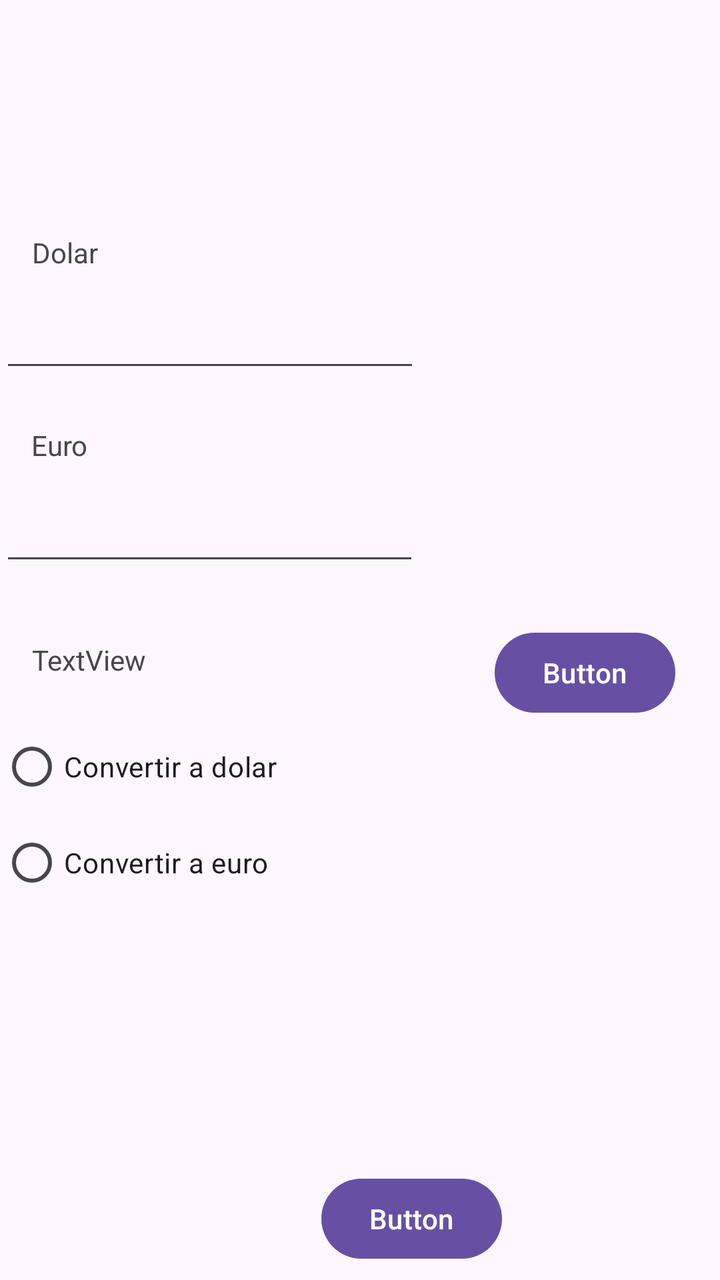
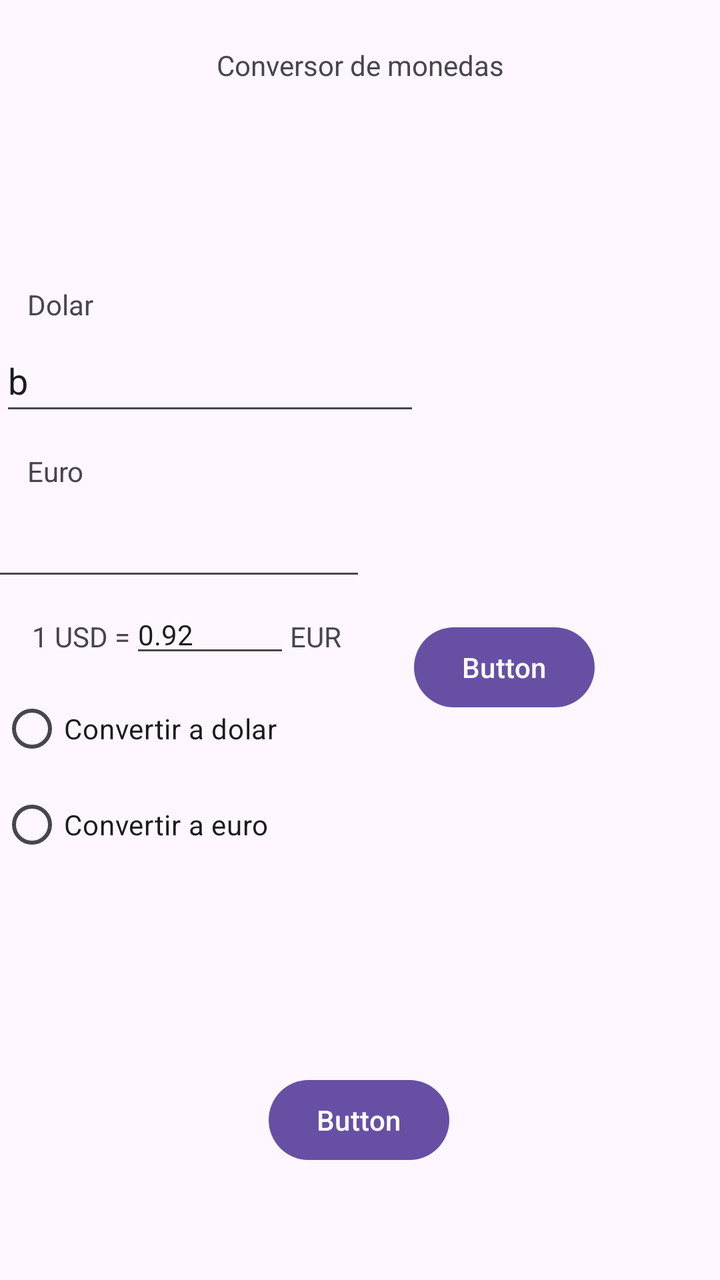

Screens rendered from an Android XML layout before and after an edit, with the pre-edit source and the edit as a unified diff.
<!-- AndroidManifest.xml: application theme Theme.TrabajoPractico1 -->
<!-- res/layout/activity_main.xml -->
<?xml version="1.0" encoding="utf-8"?>
<androidx.constraintlayout.widget.ConstraintLayout xmlns:android="http://schemas.android.com/apk/res/android"
    xmlns:app="http://schemas.android.com/apk/res-auto"
    xmlns:tools="http://schemas.android.com/tools"
    android:id="@+id/main"
    android:layout_width="match_parent"
    android:layout_height="match_parent"
    tools:context=".MainActivity">

    <androidx.constraintlayout.widget.ConstraintLayout
        android:id="@+id/Titulos"
        android:layout_width="match_parent"
        android:layout_height="match_parent">

        <androidx.constraintlayout.widget.ConstraintLayout
            android:id="@+id/conversor"
            android:layout_width="413dp"
            android:layout_height="738dp"
            app:layout_constraintBottom_toBottomOf="parent"
            app:layout_constraintEnd_toEndOf="parent"
            app:layout_constraintHorizontal_bias="0.0"
            app:layout_constraintStart_toStartOf="parent"
            app:layout_constraintTop_toTopOf="parent">

            <TextView
                android:id="@+id/tvEuro"
                android:layout_width="wrap_content"
                android:layout_height="wrap_content"
                android:text="Euro"
                app:layout_constraintBottom_toBottomOf="parent"
                app:layout_constraintEnd_toEndOf="parent"
                app:layout_constraintHorizontal_bias="0.041"
                app:layout_constraintStart_toStartOf="parent"
                app:layout_constraintTop_toTopOf="parent"
                app:layout_constraintVertical_bias="0.364" />

            <TextView
                android:id="@+id/tvTitulo"
                android:layout_width="wrap_content"
                android:layout_height="wrap_content"
                android:text="Conversor de monedas"
                app:layout_constraintBottom_toBottomOf="parent"
                app:layout_constraintEnd_toEndOf="parent"
                app:layout_constraintStart_toStartOf="parent"
                app:layout_constraintTop_toTopOf="parent"
                app:layout_constraintVertical_bias="0.037" />

            <EditText
                android:id="@+id/etCampoEuro"
                android:layout_width="wrap_content"
                android:layout_height="wrap_content"
                android:layout_marginEnd="204dp"
                android:ems="10"
                android:inputType="text"
                android:minHeight="48dp"
                android:text=""
                app:layout_constraintBottom_toBottomOf="parent"
                app:layout_constraintEnd_toEndOf="parent"
                app:layout_constraintStart_toStartOf="parent"
                app:layout_constraintTop_toTopOf="parent"
                app:layout_constraintVertical_bias="0.418" />

            <EditText
                android:id="@+id/etCampoDolar"
                android:layout_width="wrap_content"
                android:layout_height="wrap_content"
                android:ems="10"
                android:inputType="text"
                android:minHeight="48dp"
                android:text=""
                app:layout_constraintBottom_toBottomOf="parent"
                app:layout_constraintEnd_toEndOf="parent"
                app:layout_constraintHorizontal_bias="0.0"
                app:layout_constraintStart_toStartOf="parent"
                app:layout_constraintTop_toTopOf="parent"
                app:layout_constraintVertical_bias="0.278" />

            <TextView
                android:id="@+id/tvDolar"
                android:layout_width="wrap_content"
                android:layout_height="wrap_content"
                android:text="Dolar"
                app:layout_constraintBottom_toBottomOf="parent"
                app:layout_constraintEnd_toEndOf="parent"
                app:layout_constraintHorizontal_bias="0.042"
                app:layout_constraintStart_toStartOf="parent"
                app:layout_constraintTop_toTopOf="parent"
                app:layout_constraintVertical_bias="0.23" />

            <TextView
                android:id="@+id/tvValor"
                android:layout_width="wrap_content"
                android:layout_height="wrap_content"
                android:text="TextView"
                app:layout_constraintBottom_toBottomOf="parent"
                app:layout_constraintEnd_toEndOf="parent"
                app:layout_constraintHorizontal_bias="0.045"
                app:layout_constraintStart_toStartOf="parent"
                app:layout_constraintTop_toTopOf="parent"
                app:layout_constraintVertical_bias="0.513" />

            <RadioGroup
                android:id="@+id/radioGroup"
                android:layout_width="222dp"
                android:layout_height="146dp"
                app:layout_constraintBottom_toBottomOf="parent"
                app:layout_constraintEnd_toEndOf="parent"
                app:layout_constraintHorizontal_bias="0.0"
                app:layout_constraintStart_toStartOf="parent"
                app:layout_constraintTop_toTopOf="parent"
                app:layout_constraintVertical_bias="0.689">

                <RadioButton
                    android:id="@+id/rbDolar"
                    android:layout_width="match_parent"
                    android:layout_height="wrap_content"
                    android:text="Convertir a dolar" />

                <RadioButton
                    android:id="@+id/rbEuro"
                    android:layout_width="match_parent"
                    android:layout_height="wrap_content"
                    android:text="Convertir a euro" />
            </RadioGroup>

            <Button
                android:id="@+id/btCambiarValor"
                android:layout_width="wrap_content"
                android:layout_height="wrap_content"
                android:text="Button"
                app:layout_constraintBottom_toBottomOf="parent"
                app:layout_constraintEnd_toEndOf="parent"
                app:layout_constraintHorizontal_bias="0.767"
                app:layout_constraintStart_toStartOf="parent"
                app:layout_constraintTop_toTopOf="parent"
                app:layout_constraintVertical_bias="0.523" />

            <Button
                android:id="@+id/btConvertir"
                android:layout_width="wrap_content"
                android:layout_height="wrap_content"
                android:layout_marginBottom="56dp"
                android:text="Button"
                app:layout_constraintBottom_toBottomOf="parent"
                app:layout_constraintEnd_toEndOf="parent"
                app:layout_constraintHorizontal_bias="0.498"
                app:layout_constraintStart_toStartOf="parent" />

        </androidx.constraintlayout.widget.ConstraintLayout>
    </androidx.constraintlayout.widget.ConstraintLayout>

</androidx.constraintlayout.widget.ConstraintLayout>
<!-- resources referenced by this layout -->
<resources>
  <style name="Theme.TrabajoPractico1" parent="Base.Theme.TrabajoPractico1" />
  <style name="Base.Theme.TrabajoPractico1" parent="Theme.Material3.DayNight.NoActionBar">
          
          
      </style>
</resources>

<!-- the commit's change to res/layout/activity_main.xml (unified diff, before → after) -->
@@ -14,13 +14,11 @@
 
         <androidx.constraintlayout.widget.ConstraintLayout
             android:id="@+id/conversor"
-            android:layout_width="413dp"
-            android:layout_height="738dp"
             app:layout_constraintBottom_toBottomOf="parent"
             app:layout_constraintEnd_toEndOf="parent"
-            app:layout_constraintHorizontal_bias="0.0"
             app:layout_constraintStart_toStartOf="parent"
-            app:layout_constraintTop_toTopOf="parent">
+            app:layout_constraintTop_toTopOf="parent"
+            app:layout_constraintVertical_bias="0.0">
 
             <TextView
                 android:id="@+id/tvEuro"
@@ -53,7 +51,7 @@
                 android:ems="10"
                 android:inputType="text"
                 android:minHeight="48dp"
-                android:text=""
+                android:text="a"
                 app:layout_constraintBottom_toBottomOf="parent"
                 app:layout_constraintEnd_toEndOf="parent"
                 app:layout_constraintStart_toStartOf="parent"
@@ -67,7 +65,7 @@
                 android:ems="10"
                 android:inputType="text"
                 android:minHeight="48dp"
-                android:text=""
+                android:text="b"
                 app:layout_constraintBottom_toBottomOf="parent"
                 app:layout_constraintEnd_toEndOf="parent"
                 app:layout_constraintHorizontal_bias="0.0"
@@ -86,18 +84,6 @@
                 app:layout_constraintStart_toStartOf="parent"
                 app:layout_constraintTop_toTopOf="parent"
                 app:layout_constraintVertical_bias="0.23" />
-
-            <TextView
-                android:id="@+id/tvValor"
-                android:layout_width="wrap_content"
-                android:layout_height="wrap_content"
-                android:text="TextView"
-                app:layout_constraintBottom_toBottomOf="parent"
-                app:layout_constraintEnd_toEndOf="parent"
-                app:layout_constraintHorizontal_bias="0.045"
-                app:layout_constraintStart_toStartOf="parent"
-                app:layout_constraintTop_toTopOf="parent"
-                app:layout_constraintVertical_bias="0.513" />
 
             <RadioGroup
                 android:id="@+id/radioGroup"
@@ -146,6 +132,44 @@
                 app:layout_constraintHorizontal_bias="0.498"
                 app:layout_constraintStart_toStartOf="parent" />
 
+            <LinearLayout
+                android:layout_width="189dp"
+                android:layout_height="43dp"
+                android:orientation="horizontal"
+                app:layout_constraintBottom_toBottomOf="parent"
+                app:layout_constraintEnd_toEndOf="parent"
+                app:layout_constraintHorizontal_bias="0.094"
+                app:layout_constraintStart_toStartOf="parent"
+                app:layout_constraintTop_toTopOf="parent">
+
+                <TextView
+                    android:id="@+id/tvValor"
+                    android:layout_width="wrap_content"
+                    android:layout_height="wrap_content"
+                    android:text="1 USD ="
+                    app:layout_constraintBottom_toBottomOf="parent"
+                    app:layout_constraintEnd_toEndOf="parent"
+                    app:layout_constraintHorizontal_bias="0.045"
+                    app:layout_constraintStart_toStartOf="parent"
+                    app:layout_constraintTop_toTopOf="parent"
+                    app:layout_constraintVertical_bias="0.513" />
+
+                <EditText
+                    android:id="@+id/etTasaCambio"
+                    android:layout_width="80dp"
+                    android:layout_height="35dp"
+                    android:ems="10"
+                    android:inputType="numberDecimal"
+                    android:text="0.92"
+                    android:textSize="14sp" />
+
+                <TextView
+                    android:id="@+id/tvEuroTitulo"
+                    android:layout_width="wrap_content"
+                    android:layout_height="wrap_content"
+                    android:text="EUR" />
+            </LinearLayout>
+
         </androidx.constraintlayout.widget.ConstraintLayout>
     </androidx.constraintlayout.widget.ConstraintLayout>
 
